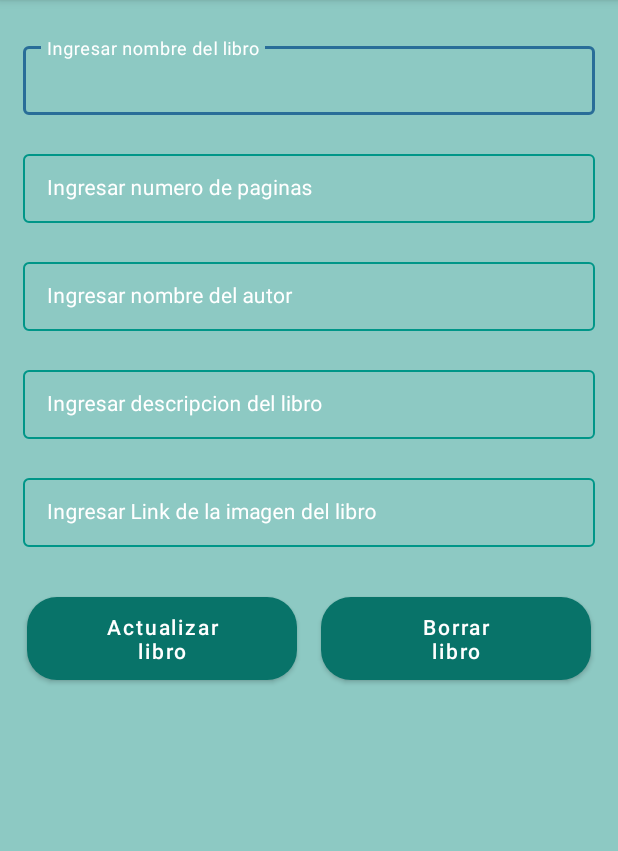
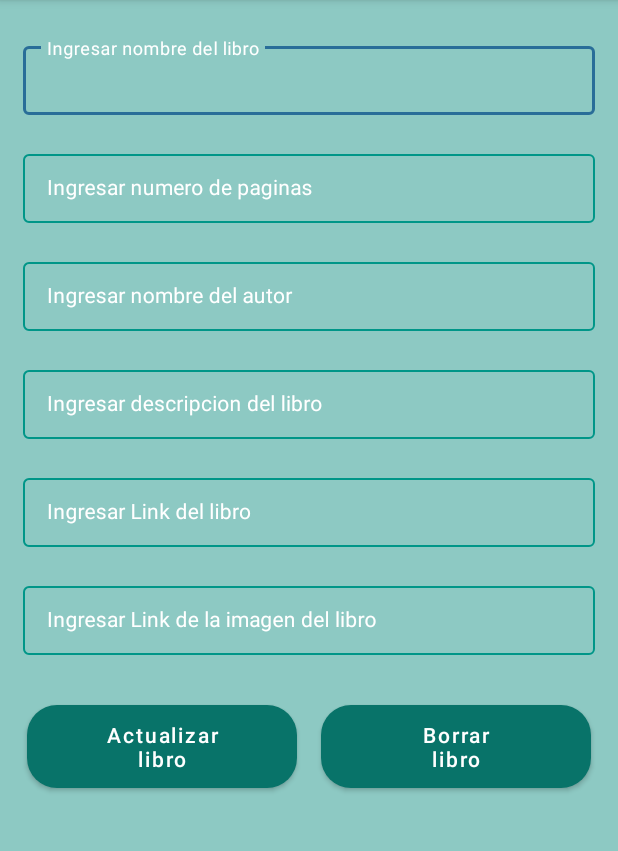
Before and after one commit to strooplab/LibraryApp_firebase, an Android app: the EditBookActivity screen opened directly, with no data from a screen before it, on a phone screen of 412 x 824 dp, the part 84-935 px from its top. Run offline under Robolectric (Android 15) with nearby library versions, the phone set to English and light mode, and no system bars; our stand-ins replace Firebase (no records; nobody signed in at launch, a user with empty details on screens opened directly).

Commit message:
Finalizado (Version mejorada)

```diff
--- a/app/src/main/java/com/example/libraryapp_firebase/EditBookActivity.java
+++ b/app/src/main/java/com/example/libraryapp_firebase/EditBookActivity.java
@@ -27,7 +27,7 @@ import java.util.Objects;
 
 public class EditBookActivity extends AppCompatActivity {
 
-    private TextInputEditText bookNameEdt,bookPagesEdt,bookAutorEdt,bookDescEdt,bookImgEdt;
+    private TextInputEditText bookNameEdt,bookPagesEdt,bookAutorEdt,bookDescEdt,bookImgEdt,bookURLEdt;
     private Button updateBookBtn, deleteBookBtn;
     private ProgressBar loadingPB;
     private FirebaseDatabase firebaseDatabase;
@@ -49,6 +49,7 @@ public class EditBookActivity extends AppCompatActivity {
         bookPagesEdt = findViewById(R.id.idEdtBookPages);
         bookAutorEdt = findViewById(R.id.idEdtBookAutor);
         bookDescEdt = findViewById(R.id.idEdtBookDescripcion);
+        bookURLEdt = findViewById(R.id.idEdtBookURL);
         bookImgEdt = findViewById(R.id.idEdtBookImg);
         updateBookBtn = findViewById(R.id.idBtnUpdateBook);
         deleteBookBtn = findViewById(R.id.idBtnDeleteBook);
@@ -58,6 +59,8 @@ public class EditBookActivity extends AppCompatActivity {
             bookNameEdt.setText(bookRVModal.getBookName());
             bookPagesEdt.setText(bookRVModal.getBookPages());
             bookAutorEdt.setText(bookRVModal.getBookAutor());
+            bookDescEdt.setText(bookRVModal.getBookDesc());
+            bookURLEdt.setText(bookRVModal.getBookURL());
             bookImgEdt.setText(bookRVModal.getBookImg());
             bookID = bookRVModal.getBookID();
         }
@@ -72,6 +75,7 @@ public class EditBookActivity extends AppCompatActivity {
                 String bookPages = bookPagesEdt.getText().toString();
                 String bookAutor = bookAutorEdt.getText().toString();
                 String bookDescripcion= bookDescEdt.getText().toString();
+                String bookURL = bookURLEdt.getText().toString();
                 String bookImg = bookImgEdt.getText().toString();
 
                 Map<String,Object> map = new HashMap<>();
@@ -79,6 +83,7 @@ public class EditBookActivity extends AppCompatActivity {
                 map.put("bookPages",bookPages);
                 map.put("bookAutor",bookAutor);
                 map.put("bookDesc",bookDescripcion);
+                map.put("bookURL",bookURL);
                 map.put("bookImg",bookImg);
                 map.put("bookID",bookID);
                 map.put("propietario", uid);
--- a/app/src/main/res/layout/activity_edit_book.xml
+++ b/app/src/main/res/layout/activity_edit_book.xml
@@ -113,6 +113,30 @@
                     android:textSize="14sp" />
 
             </com.google.android.material.textfield.TextInputLayout>
+            <com.google.android.material.textfield.TextInputLayout
+                style="@style/TextInputLayout"
+                android:layout_width="match_parent"
+                android:layout_height="wrap_content"
+                android:layout_marginStart="10dp"
+                android:layout_marginTop="10dp"
+                android:layout_marginEnd="10dp"
+                android:hint="Ingresar Link del libro"
+                android:padding="5dp"
+                android:textColorHint="@color/white"
+                app:hintTextColor="@color/white">
+
+                <com.google.android.material.textfield.TextInputEditText
+                    android:id="@+id/idEdtBookURL"
+                    android:layout_width="match_parent"
+                    android:layout_height="wrap_content"
+                    android:importantForAutofill="no"
+                    android:inputType="textMultiLine|textImeMultiLine"
+                    android:singleLine="false"
+                    android:textColor="@color/white"
+                    android:textColorHint="@color/white"
+                    android:textSize="14sp" />
+
+            </com.google.android.material.textfield.TextInputLayout>
 
 
             <com.google.android.material.textfield.TextInputLayout
```
Also changed, not shown: app/src/main/java/com/example/libraryapp_firebase/AddBookActivity.java (+4 -5 lines), app/src/main/java/com/example/libraryapp_firebase/BookRVModal.java (+13 -2 lines), app/src/main/java/com/example/libraryapp_firebase/MainActivity.java (+11 -0 lines), app/src/main/res/layout/activity_add_book.xml (+24 -0 lines), app/src/main/res/layout/dialogo_inferior.xml (+37 -18 lines).
